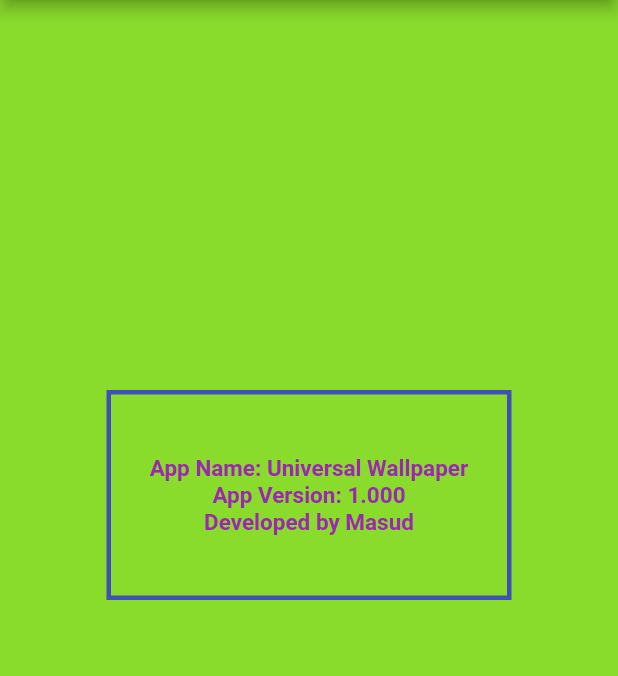
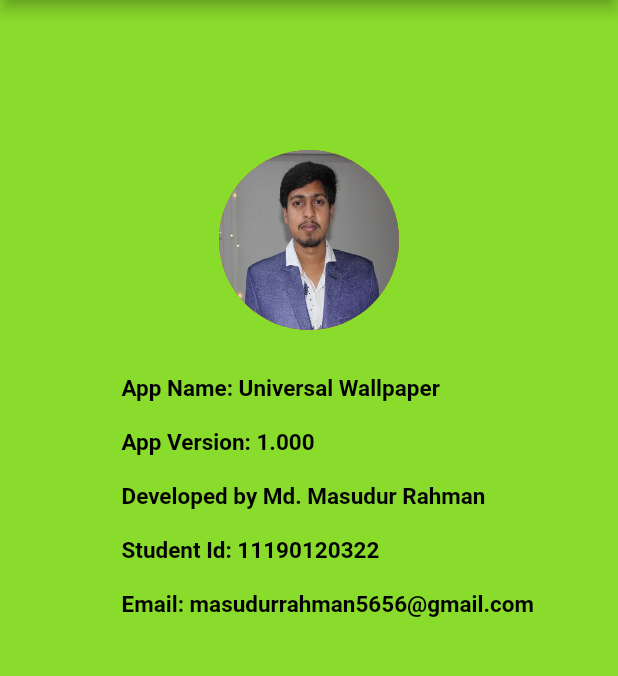
Before and after one commit to Masud322/App_Test, a Flutter app: the AboutPage screen opened directly, on a phone screen of 412 x 824 dp, the part 84-760 px from its top. Run offline on Flutter 3.47's test engine with Material 2 defaults, Android fonts, the phone set to English and light mode, and no system bars; our stand-ins replace dio, firebase_auth, firebase_core, fluttertoast, image_gallery_saver and 1 more; missing offline and left inert: dart:ffi, favorite_button, flutter_launcher_icons; accounts and stored records are empty; network calls fail.

```diff
--- a/lib/allpages/about_page.dart
+++ b/lib/allpages/about_page.dart
@@ -23,29 +23,33 @@ class _AboutPageState extends State<AboutPage> {
           ],
         ),
         ),
-        backgroundColor: Color.fromARGB(255, 138, 220, 44),
+        backgroundColor: const Color.fromARGB(255, 138, 220, 44),
         body:
         Center(
             child: Column(
+
           children:[
-
            const SizedBox(
-            height: 260,
+            height: 100,
+           ),
+           const CircleAvatar(backgroundImage: AssetImage("assets/images/me.jpg"),
+           radius: 60,
+           ),
+           const SizedBox(
+            height: 30,
            ),
             Container(
-              height: 140,
-              width: 270,
-              padding: const EdgeInsets.all(16.0),
-              margin: const EdgeInsets.only(bottom: 160),
-              decoration: BoxDecoration(
-                border: Border.all(width: 3,color: Colors.indigo),
-              ),
+
+              margin: EdgeInsets.only(left: 25),
               child: Column(
-                mainAxisAlignment: MainAxisAlignment.center,
+                mainAxisAlignment: MainAxisAlignment.start,
+                crossAxisAlignment: CrossAxisAlignment.start,
                 children:const [
-                  Text("App Name: Universal Wallpaper",style: TextStyle(fontWeight: FontWeight.bold,fontSize: 15,color: Colors.purple),),
-                Text('App Version: 1.000',style: TextStyle(fontWeight: FontWeight.bold,fontSize: 15,color: Colors.purple),),
-                Text("Developed by Masud",style: TextStyle(fontWeight: FontWeight.bold,fontSize: 15,color: Colors.purple),),
+                Text("App Name: Universal Wallpaper\n",style: TextStyle(fontWeight: FontWeight.bold,fontSize: 15,color: Colors.black),),
+                Text('App Version: 1.000\n',style: TextStyle(fontWeight: FontWeight.bold,fontSize: 15,color: Colors.black),),
+                Text("Developed by Md. Masudur Rahman\n",style: TextStyle(fontWeight: FontWeight.bold,fontSize: 15,color: Colors.black),),
+                Text("Student Id: 11190120322\n",style: TextStyle(fontWeight: FontWeight.bold,fontSize: 15,color: Colors.black),),
+                Text("Email: masudurrahman5656@gmail.com",style: TextStyle(fontWeight: FontWeight.bold,fontSize: 15,color: Colors.black),),
                 ]
 
               ),
--- a/lib/firebase/uplod_form.dart
+++ b/lib/firebase/uplod_form.dart
@@ -35,7 +35,7 @@ class _Uplode_Form_PageState extends State<Uplode_Form_Page> {
                 const SizedBox(
                   height: 40,
                 ),
-                const Text('Uplode Form',style: TextStyle(fontSize: 30,fontWeight: FontWeight.bold,color: Colors.indigo),),
+                const Text('Upload Form',style: TextStyle(fontSize: 30,fontWeight: FontWeight.bold,color: Colors.indigo),),
                 const SizedBox(
                   height: 30,
                 ),
```
Also changed, not shown: assets/images/me.jpg (added).
